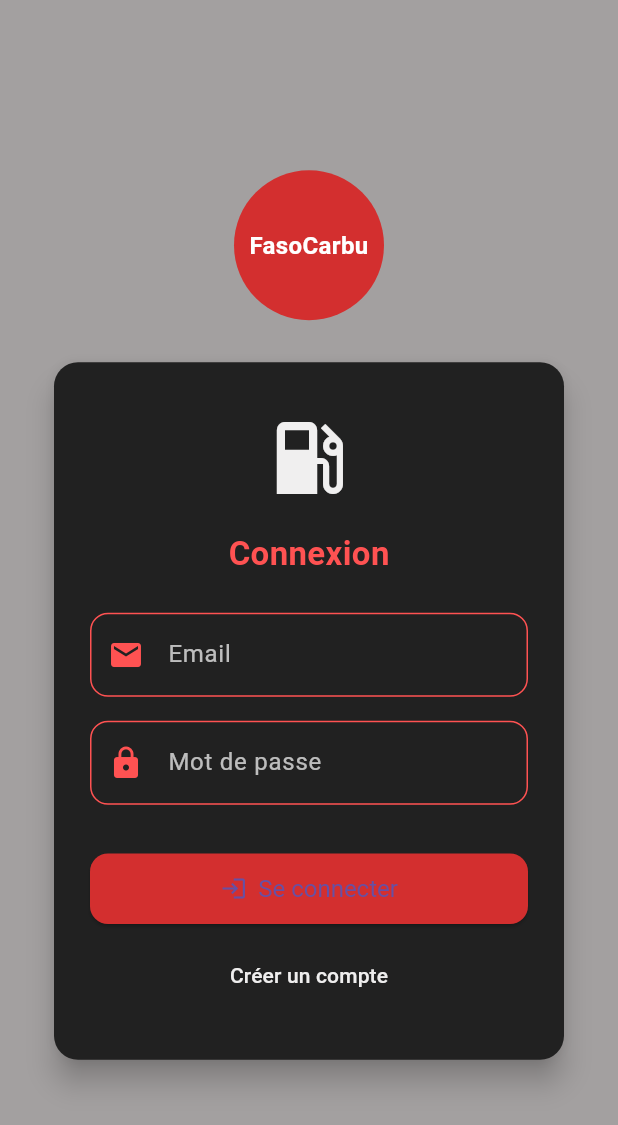
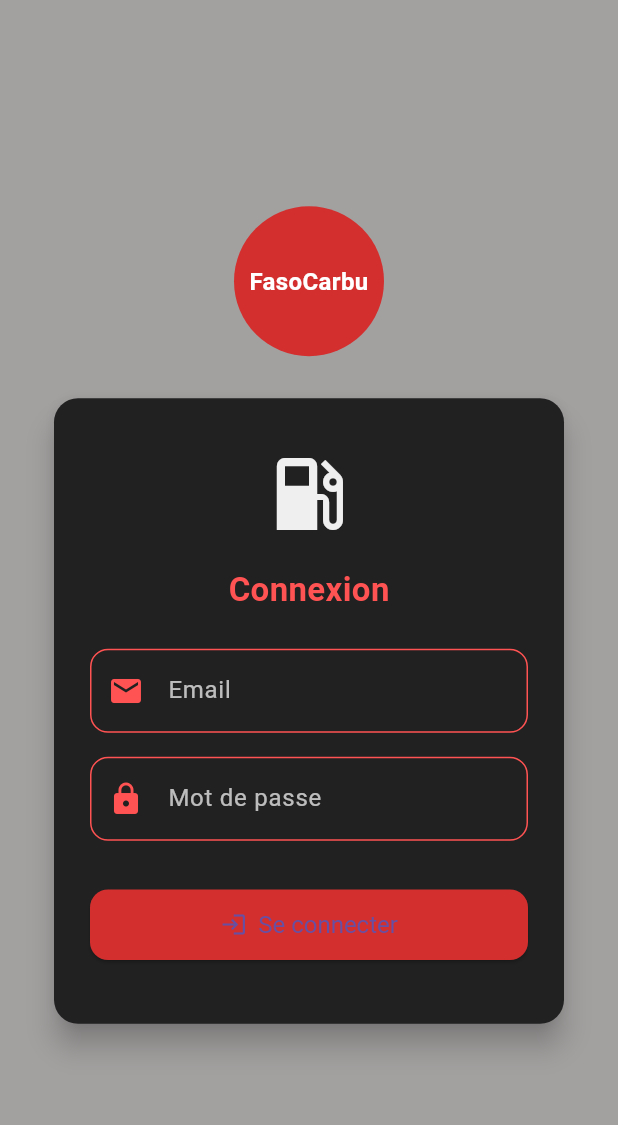
Before and after one commit to aichadev2024/faso_carbu_mobile, a Flutter app: the LoginScreen screen opened by its route, on a phone screen of 412 x 824 dp. Shown: the top 1125 px of the screen. Run offline on Flutter 3.47's test engine with Material 3 defaults, Android fonts, the phone set to English and light mode, and no system bars; our stand-ins replace connectivity_plus, firebase_core, firebase_messaging, flutter_svg, image_picker, logger and 3 more; missing offline and left inert: mobile_scanner; accounts and stored records are empty.

Commit message:
✨ Ajout gestion des agents et carburants + nettoyage des anciens écrans

```diff
--- a/lib/screens/login_screen.dart
+++ b/lib/screens/login_screen.dart
@@ -219,7 +219,6 @@ class _LoginScreenState extends State<LoginScreen>
             child: SingleChildScrollView(
               child: Column(
                 children: [
-                  // 🔹 Cercle rouge en haut avec "FasoCarbu"
                   Container(
                     width: 100,
                     height: 100,
@@ -352,17 +351,6 @@ class _LoginScreenState extends State<LoginScreen>
                                   ),
                                 ),
                           const SizedBox(height: 10),
-                          TextButton(
-                            onPressed: () {
-                              Navigator.pushNamed(context, '/register');
-                            },
-                            child: const Text(
-                              "Créer un compte",
-                              style: TextStyle(
-                                color: Color.fromARGB(255, 239, 238, 238),
-                              ),
-                            ),
-                          ),
                         ],
                       ),
                     ),
```
